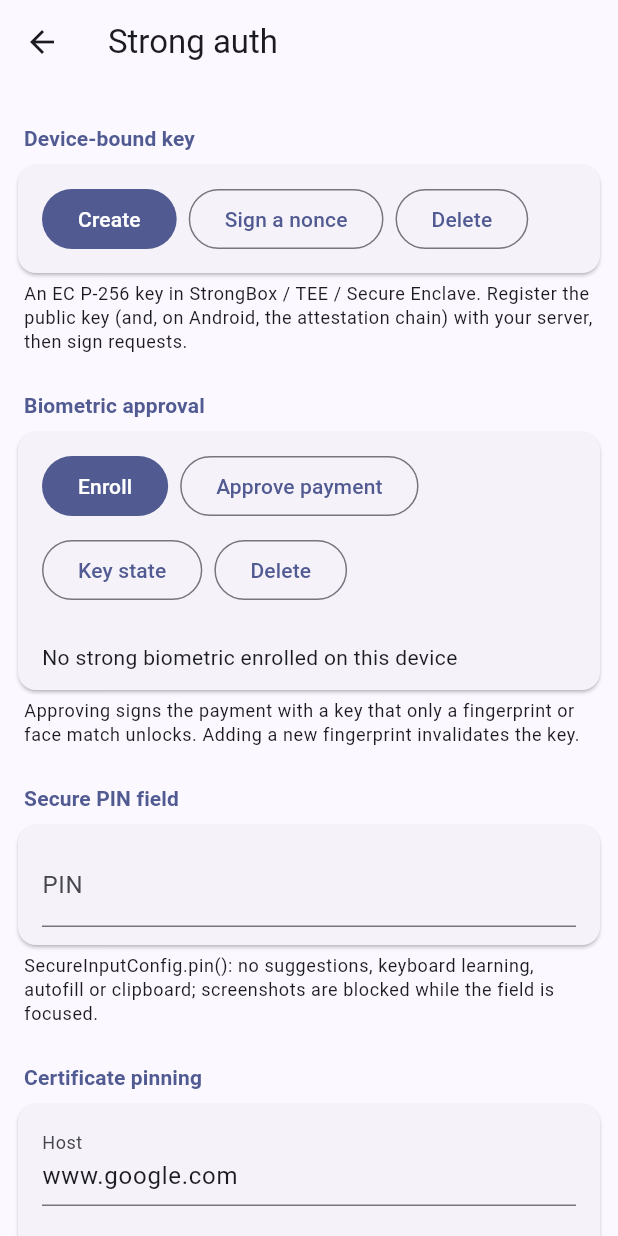
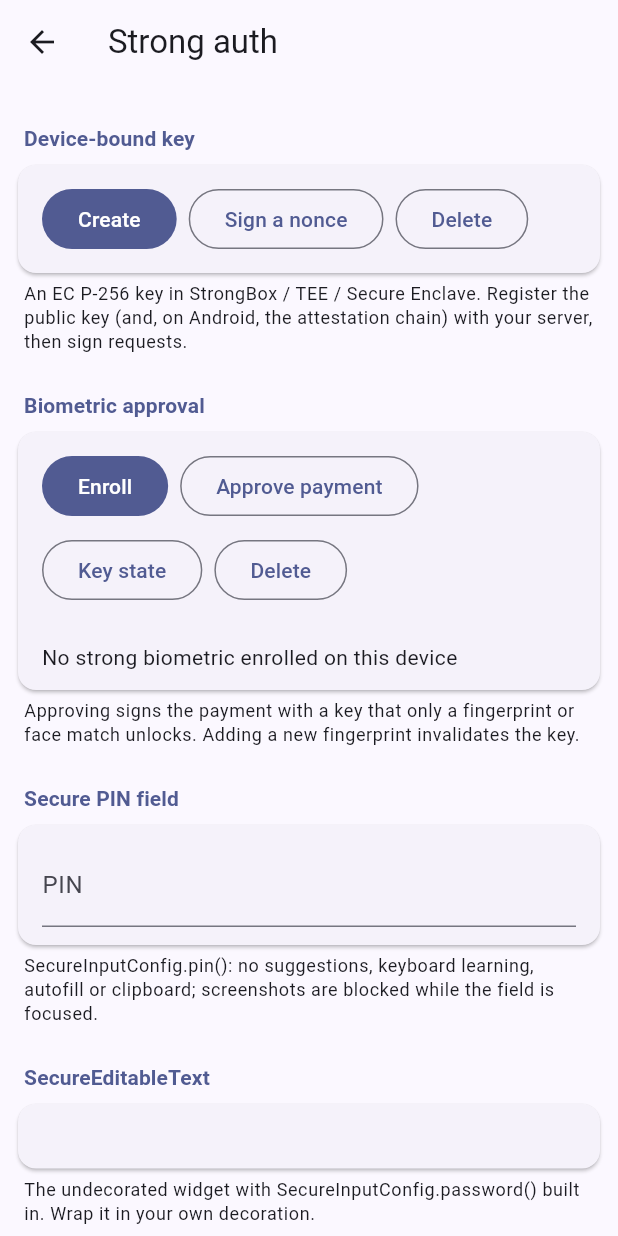
Before and after one commit to devamitkumartiwari/devicesafetyinfo, a Flutter app: the screen it shows after launch, after a tap on "Strong auth", on a phone screen of 412 x 824 dp. Run offline on Flutter 3.47's test engine with Material 3 defaults, Android fonts, the phone set to English and light mode, and no system bars; our stand-ins replace cupertino_ui, material_ui; missing offline and left inert: dart:ffi.

Commit message:
Example: SecureEditableText and iOS third-party keyboard blocking
Co-Authored-By: Claude Opus 5.5 <noreply@anthropic.com>

```diff
--- a/example/lib/src/sections/strong_auth_section.dart
+++ b/example/lib/src/sections/strong_auth_section.dart
@@ -22,6 +22,8 @@ class _StrongAuthSectionState extends State<StrongAuthSection> {
 
   final _pin = TextEditingController();
   final _host = TextEditingController(text: 'www.google.com');
+  final _password = TextEditingController();
+  bool _blockKeyboards = false;
 
   String? _deviceKey;
   String? _biometric;
@@ -38,6 +40,7 @@ class _StrongAuthSectionState extends State<StrongAuthSection> {
   void dispose() {
     _pin.dispose();
     _host.dispose();
+    _password.dispose();
     super.dispose();
   }
 
@@ -198,6 +201,49 @@ class _StrongAuthSectionState extends State<StrongAuthSection> {
           ],
         ),
         AdaptiveSection(
+          header: 'SecureEditableText',
+          footer:
+              'The undecorated widget with SecureInputConfig.password() built in. Wrap it '
+              'in your own decoration.',
+          children: [
+            SectionContent(
+              child: SecureEditableText(
+                key: const ValueKey('secure_editable'),
+                controller: _password,
+                config: const SecureInputConfig.password(),
+                style: TextStyle(
+                  fontSize: 16,
+                  color: isCupertino
+                      ? const Color(0xFF000000)
+                      : const Color(0xFF1C1B1F),
+                ),
+                cursorColor: const Color(0xFF007AFF),
+              ),
+            ),
+          ],
+        ),
+        AdaptiveSection(
+          header: 'Third-party keyboards (iOS)',
+          footer: defaultTargetPlatform == TargetPlatform.iOS
+              ? 'Refuses custom keyboards in this app (see the AppDelegate override). '
+                    'Applies to the next keyboard shown.'
+              : 'iOS only. On Android, the Fraud signals page reports a third-party '
+                    'default keyboard instead.',
+          children: [
+            AdaptiveSwitchTile(
+              key: const ValueKey('block_keyboards'),
+              title: 'Block third-party keyboards',
+              value: _blockKeyboards,
+              onChanged: defaultTargetPlatform == TargetPlatform.iOS
+                  ? (v) async {
+                      await DeviceSafety.keyboard.blockCustomKeyboards(v);
+                      if (mounted) setState(() => _blockKeyboards = v);
+                    }
+                  : (_) {},
+            ),
+          ],
+        ),
+        AdaptiveSection(
           header: 'Certificate pinning',
           footer:
               'Fetch the host\'s pin, then request it with that pin (succeeds) and with a '
```
Also changed, not shown: 1 other file.
